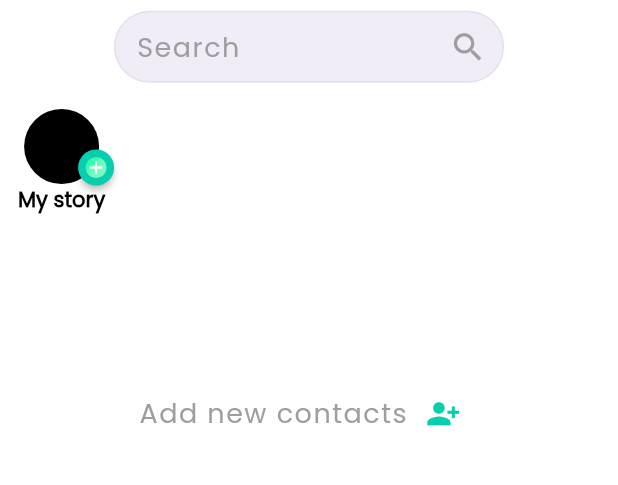
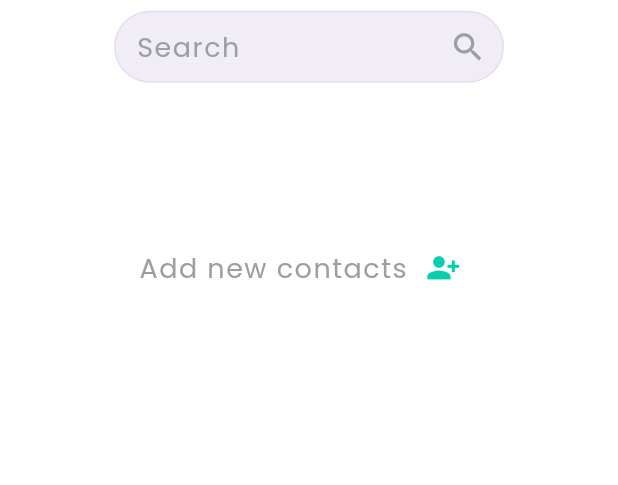
Before and after one commit to faykris/CareTalk, a Flutter app: the ChatAndStatusScreen screen opened directly, on a phone screen of 412 x 824 dp, the part 83-568 px from its top. Run offline on Flutter 3.47's test engine with Material 2 defaults, Android fonts, the phone set to English and light mode, and no system bars; drawn by our look-alikes of badges, loading_overlay; our stand-ins replace bubble, cloud_firestore, dio, emoji_picker_flutter, firebase_auth, firebase_core and 17 more; missing offline and left inert: fl_toast, flutter_overboard, jitsi_meet, pfile_picker, record, status_view and 1 more; accounts and stored records are empty.

Commit message:
[Update] chat and status: remove story container

```diff
--- a/lib/frontend/main_screens/chat_and_Status.dart
+++ b/lib/frontend/main_screens/chat_and_Status.dart
@@ -381,10 +381,10 @@ class _ChatAndStatusScreenState extends State<ChatAndStatusScreen> {
                       ])),
               _latestMessages.isEmpty
                   ? Column(children: [
-                      Container(
-                          alignment: Alignment.topCenter,
-                          child: _activityList(context)),
-                      const SizedBox(height: 70.0),
+                      // Container(
+                      //     alignment: Alignment.topCenter,
+                      //     child: _activityList(context)),
+                      const SizedBox(height: 90.0),
                       Container(
                           alignment: Alignment.center,
                           child: Row(
```
